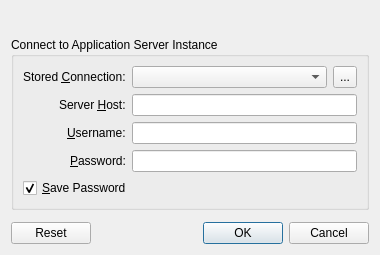
networkoptix/nx_open, file client/src/ui/dialogs/logindialog.ui: the form before one commit.
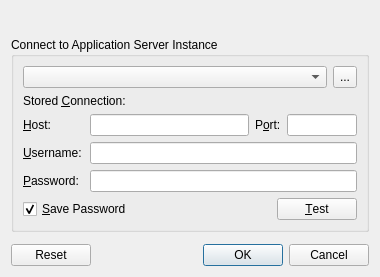
The form after the commit.

What changed in the file:
```diff
--- a/client/src/ui/dialogs/logindialog.ui
+++ b/client/src/ui/dialogs/logindialog.ui
@@ -7,7 +7,7 @@
     <x>0</x>
     <y>0</y>
     <width>380</width>
-    <height>241</height>
+    <height>273</height>
    </rect>
   </property>
   <property name="windowTitle">
@@ -37,11 +37,42 @@
      </property>
      <layout class="QVBoxLayout" name="verticalLayout1">
       <item>
-       <layout class="QFormLayout" name="formLayout">
-        <property name="labelAlignment">
-         <set>Qt::AlignRight|Qt::AlignTrailing|Qt::AlignVCenter</set>
-        </property>
-        <item row="0" column="0">
+       <layout class="QHBoxLayout" name="horizontalLayout_4">
+        <item>
+         <widget class="QComboBox" name="storedConnectionsComboBox">
+          <property name="sizePolicy">
+           <sizepolicy hsizetype="MinimumExpanding" vsizetype="Fixed">
+            <horstretch>0</horstretch>
+            <verstretch>0</verstretch>
+           </sizepolicy>
+          </property>
+          <property name="contextMenuPolicy">
+           <enum>Qt::NoContextMenu</enum>
+          </property>
+          <property name="editable">
+           <bool>false</bool>
+          </property>
+         </widget>
+        </item>
+        <item>
+         <widget class="QToolButton" name="configureStoredConnectionsButton">
+          <property name="sizePolicy">
+           <sizepolicy hsizetype="Preferred" vsizetype="Preferred">
+            <horstretch>0</horstretch>
+            <verstretch>0</verstretch>
+           </sizepolicy>
+          </property>
+          <property name="text">
+           <string>...</string>
+          </property>
+          <property name="autoRaise">
+           <bool>false</bool>
+          </property>
+         </widget>
+        </item>
+       </layout>
+      </item>
+      <item>
          <widget class="QLabel" name="storedConnectionsLabel">
           <property name="text">
            <string>Stored &amp;Connection:</string>
@@ -51,18 +82,109 @@
           </property>
          </widget>
         </item>
-        <item row="1" column="0">
+      <item>
+       <layout class="QVBoxLayout" name="verticalLayout_2">
+        <item>
+         <layout class="QHBoxLayout" name="horizontalLayout_3">
+          <item>
+           <layout class="QHBoxLayout" name="horizontalLayout">
+            <property name="sizeConstraint">
+             <enum>QLayout::SetFixedSize</enum>
+            </property>
+            <item>
          <widget class="QLabel" name="hostnameLabel">
+              <property name="sizePolicy">
+               <sizepolicy hsizetype="Fixed" vsizetype="Preferred">
+                <horstretch>0</horstretch>
+                <verstretch>0</verstretch>
+               </sizepolicy>
+              </property>
+              <property name="minimumSize">
+               <size>
+                <width>61</width>
+                <height>0</height>
+               </size>
+              </property>
           <property name="text">
-           <string>Server &amp;Host:</string>
+               <string>&amp;Host:</string>
           </property>
           <property name="buddy">
            <cstring>hostnameLineEdit</cstring>
           </property>
          </widget>
         </item>
-        <item row="2" column="0">
+            <item>
+             <widget class="QLineEdit" name="hostnameLineEdit">
+              <property name="sizePolicy">
+               <sizepolicy hsizetype="MinimumExpanding" vsizetype="Fixed">
+                <horstretch>0</horstretch>
+                <verstretch>0</verstretch>
+               </sizepolicy>
+              </property>
+              <property name="contextMenuPolicy">
+               <enum>Qt::NoContextMenu</enum>
+              </property>
+              <property name="maxLength">
+               <number>500</number>
+              </property>
+             </widget>
+            </item>
+           </layout>
+          </item>
+          <item>
+           <layout class="QHBoxLayout" name="horizontalLayout_2">
+            <item>
+             <widget class="QLabel" name="portLabel">
+              <property name="text">
+               <string>P&amp;ort:</string>
+              </property>
+              <property name="buddy">
+               <cstring>hostnameLineEdit</cstring>
+              </property>
+             </widget>
+            </item>
+            <item>
+             <widget class="QLineEdit" name="portLineEdit">
+              <property name="sizePolicy">
+               <sizepolicy hsizetype="Fixed" vsizetype="Fixed">
+                <horstretch>0</horstretch>
+                <verstretch>0</verstretch>
+               </sizepolicy>
+              </property>
+              <property name="maximumSize">
+               <size>
+                <width>70</width>
+                <height>16777215</height>
+               </size>
+              </property>
+              <property name="contextMenuPolicy">
+               <enum>Qt::NoContextMenu</enum>
+              </property>
+              <property name="maxLength">
+               <number>500</number>
+              </property>
+             </widget>
+            </item>
+           </layout>
+          </item>
+         </layout>
+        </item>
+        <item>
+         <layout class="QHBoxLayout" name="horizontalLayout_5">
+          <item>
          <widget class="QLabel" name="usernameLabel">
+            <property name="sizePolicy">
+             <sizepolicy hsizetype="Fixed" vsizetype="Preferred">
+              <horstretch>0</horstretch>
+              <verstretch>0</verstretch>
+             </sizepolicy>
+            </property>
+            <property name="minimumSize">
+             <size>
+              <width>61</width>
+              <height>0</height>
+             </size>
+            </property>
           <property name="text">
            <string>&amp;Username:</string>
           </property>
@@ -71,33 +193,7 @@
           </property>
          </widget>
         </item>
-        <item row="3" column="0">
-         <widget class="QLabel" name="passwordLabel">
-          <property name="text">
-           <string>&amp;Password:</string>
-          </property>
-          <property name="buddy">
-           <cstring>passwordLineEdit</cstring>
-          </property>
-         </widget>
-        </item>
-        <item row="1" column="1">
-         <widget class="QLineEdit" name="hostnameLineEdit">
-          <property name="sizePolicy">
-           <sizepolicy hsizetype="MinimumExpanding" vsizetype="Fixed">
-            <horstretch>0</horstretch>
-            <verstretch>0</verstretch>
-           </sizepolicy>
-          </property>
-          <property name="contextMenuPolicy">
-           <enum>Qt::NoContextMenu</enum>
-          </property>
-          <property name="maxLength">
-           <number>500</number>
-          </property>
-         </widget>
-        </item>
-        <item row="2" column="1">
+          <item>
          <widget class="QLineEdit" name="usernameLineEdit">
           <property name="sizePolicy">
            <sizepolicy hsizetype="MinimumExpanding" vsizetype="Fixed">
@@ -116,7 +212,33 @@
           </property>
          </widget>
         </item>
-        <item row="3" column="1">
+         </layout>
+        </item>
+        <item>
+         <layout class="QHBoxLayout" name="horizontalLayout_6">
+          <item>
+           <widget class="QLabel" name="passwordLabel">
+            <property name="sizePolicy">
+             <sizepolicy hsizetype="Fixed" vsizetype="Preferred">
+              <horstretch>0</horstretch>
+              <verstretch>0</verstretch>
+             </sizepolicy>
+            </property>
+            <property name="minimumSize">
+             <size>
+              <width>61</width>
+              <height>0</height>
+             </size>
+            </property>
+            <property name="text">
+             <string>&amp;Password:</string>
+            </property>
+            <property name="buddy">
+             <cstring>passwordLineEdit</cstring>
+            </property>
+           </widget>
+          </item>
+          <item>
          <widget class="QLineEdit" name="passwordLineEdit">
           <property name="sizePolicy">
            <sizepolicy hsizetype="MinimumExpanding" vsizetype="Fixed">
@@ -138,44 +260,12 @@
           </property>
          </widget>
         </item>
-        <item row="0" column="1">
-         <layout class="QHBoxLayout" name="horizontalLayout_4">
-          <item>
-           <widget class="QComboBox" name="storedConnectionsComboBox">
-            <property name="sizePolicy">
-             <sizepolicy hsizetype="MinimumExpanding" vsizetype="Fixed">
-              <horstretch>0</horstretch>
-              <verstretch>0</verstretch>
-             </sizepolicy>
-            </property>
-            <property name="contextMenuPolicy">
-             <enum>Qt::NoContextMenu</enum>
-            </property>
-            <property name="editable">
-             <bool>false</bool>
-            </property>
-           </widget>
-          </item>
-          <item>
-           <widget class="QToolButton" name="configureStoredConnectionsButton">
-            <property name="sizePolicy">
-             <sizepolicy hsizetype="Preferred" vsizetype="Preferred">
-              <horstretch>0</horstretch>
-              <verstretch>0</verstretch>
-             </sizepolicy>
-            </property>
-            <property name="text">
-             <string>...</string>
-            </property>
-            <property name="autoRaise">
-             <bool>false</bool>
-            </property>
-           </widget>
-          </item>
          </layout>
         </item>
        </layout>
       </item>
+      <item>
+       <layout class="QHBoxLayout" name="horizontalLayout_7">
       <item>
        <widget class="QCheckBox" name="savePasswordCheckBox">
         <property name="text">
@@ -186,6 +276,21 @@
         </property>
        </widget>
       </item>
+        <item>
+         <widget class="QPushButton" name="testButton">
+          <property name="sizePolicy">
+           <sizepolicy hsizetype="Fixed" vsizetype="Fixed">
+            <horstretch>0</horstretch>
+            <verstretch>0</verstretch>
+           </sizepolicy>
+          </property>
+          <property name="text">
+           <string>&amp;Test</string>
+          </property>
+         </widget>
+        </item>
+       </layout>
+      </item>
      </layout>
     </widget>
    </item>
```
Left out of the diff: 21 changed lines with no effect on the pictures. Lines whose indentation alone changed are shown as unchanged.
